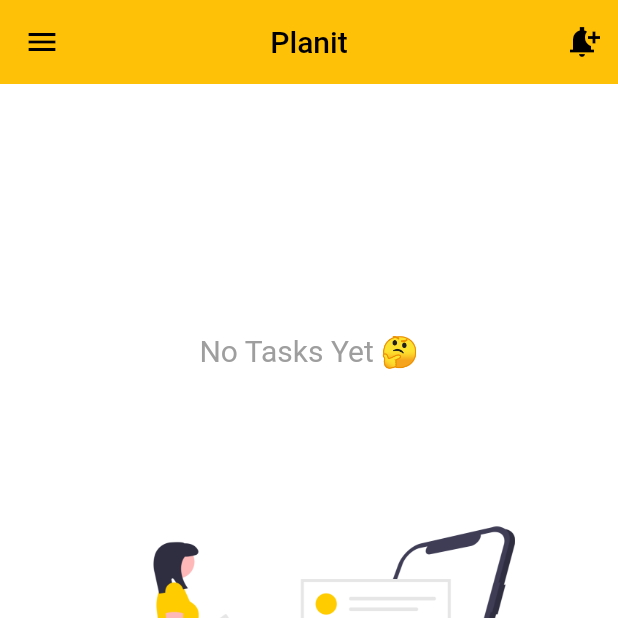
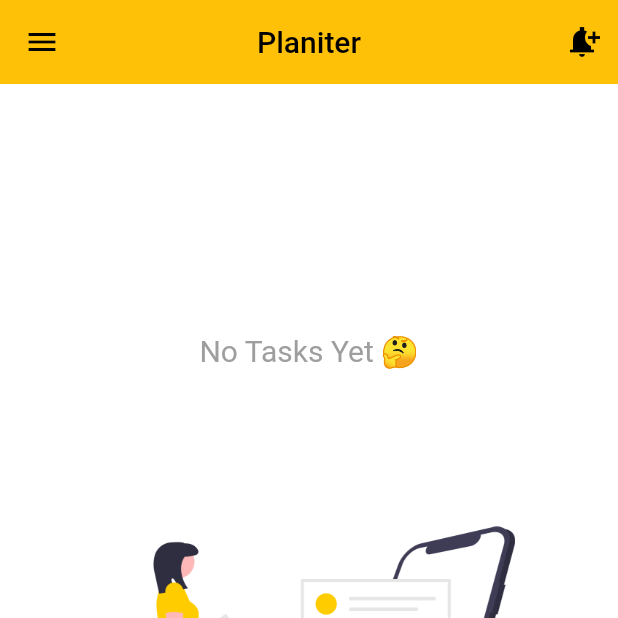
Before and after one commit to Knathgraphics/Planit, a Flutter app: the Dashboard screen opened by its route, on a phone screen of 412 x 824 dp, the top half of it. Run offline on Flutter 3.47's test engine with Material 2 defaults, Android fonts, the phone set to English and light mode, and no system bars; our stand-ins replace flutter_spinkit; missing offline and left inert: dart:ffi.

Commit message:
new code

```diff
--- a/lib/dashboard.dart
+++ b/lib/dashboard.dart
@@ -101,7 +101,7 @@ class _DashboardState extends State<Dashboard> {
       appBar: AppBar(
         elevation: 0,
         title: const Text(
-          'Planit',
+          'Planiter',
           style: TextStyle(color: Colors.black),
         ),
         backgroundColor: Yellow,
```
